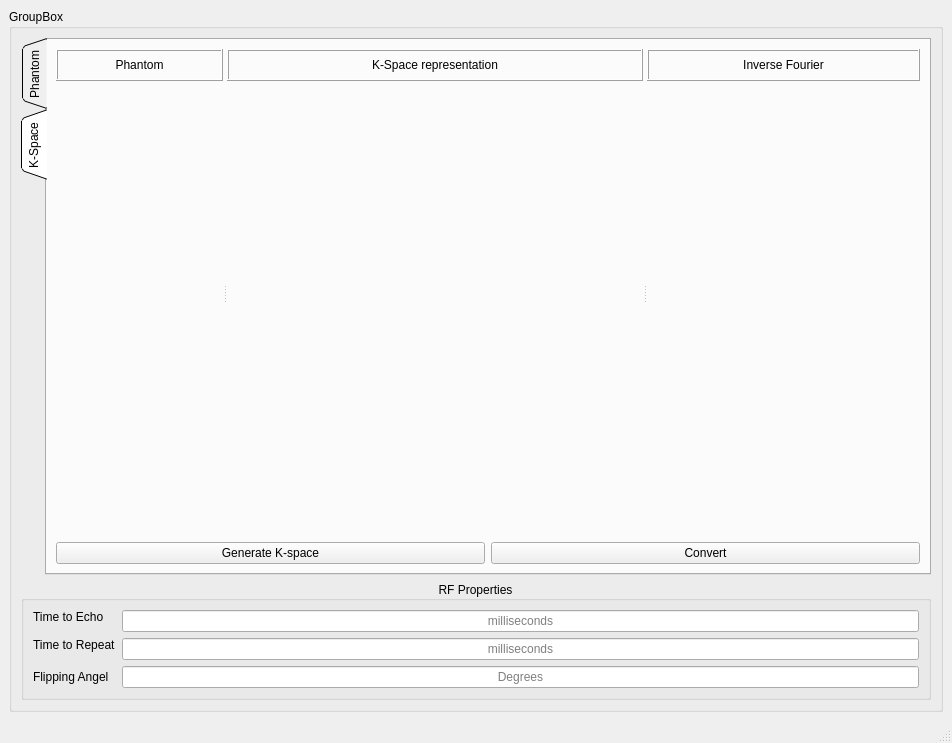
sbme-tutorials/task2-team-2, file Task (3)/MRI_Simulator.ui: the form before one commit.
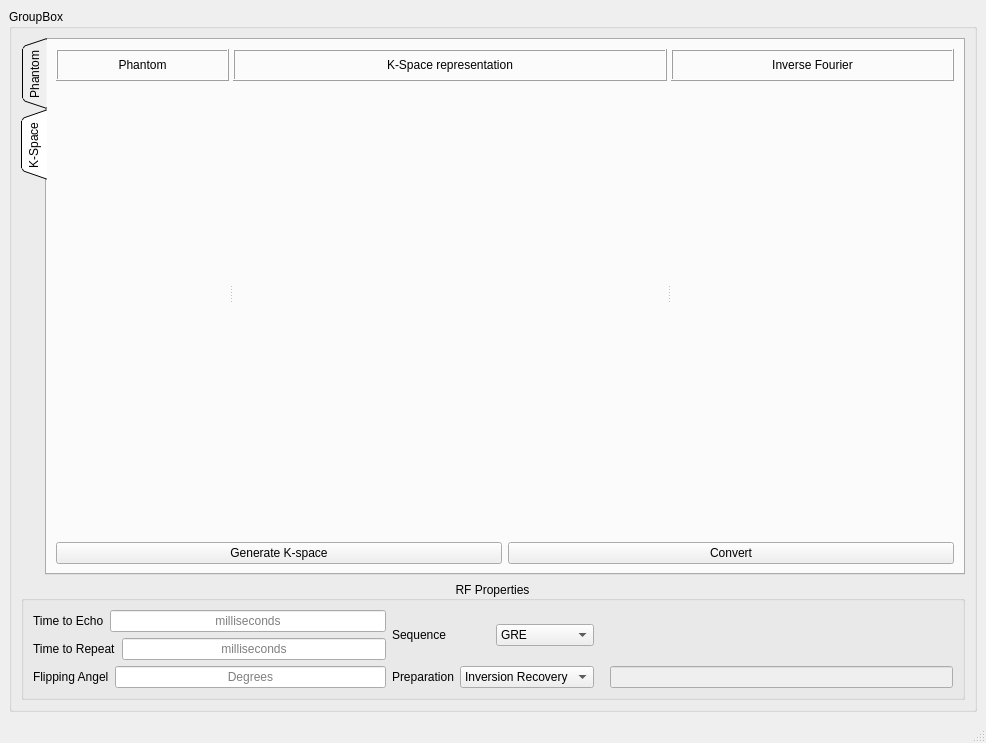
The form after the commit.

Commit message: Finished adding UI comboBoxes!

Diff of the .ui file:
```diff
--- a/Task (3)/MRI_Simulator.ui
+++ b/Task (3)/MRI_Simulator.ui
@@ -6,7 +6,7 @@
    <rect>
     <x>0</x>
     <y>0</y>
-    <width>952</width>
+    <width>986</width>
     <height>743</height>
    </rect>
   </property>
@@ -32,8 +32,8 @@
       <property name="title">
        <string>GroupBox</string>
       </property>
-      <layout class="QVBoxLayout" name="verticalLayout">
-       <item>
+      <layout class="QGridLayout" name="gridLayout_6">
+       <item row="0" column="0">
         <widget class="QTabWidget" name="tabWidget">
          <property name="tabPosition">
           <enum>QTabWidget::West</enum>
@@ -419,7 +419,7 @@
          </widget>
         </widget>
        </item>
-       <item>
+       <item row="1" column="0">
         <widget class="QGroupBox" name="groupBox_2">
          <property name="title">
           <string>RF Properties</string>
@@ -429,13 +429,15 @@
          </property>
          <layout class="QGridLayout" name="gridLayout_2">
           <item row="0" column="0">
+           <layout class="QHBoxLayout" name="horizontalLayout_4">
+            <item>
            <widget class="QLabel" name="label_4">
             <property name="text">
              <string>Time to Echo</string>
             </property>
            </widget>
           </item>
-          <item row="0" column="1" rowspan="2">
+            <item>
            <widget class="QLineEdit" name="lineEdit_2">
             <property name="text">
              <string/>
@@ -448,14 +450,48 @@
             </property>
            </widget>
           </item>
-          <item row="1" column="0" rowspan="2">
+           </layout>
+          </item>
+          <item row="0" column="1" rowspan="2">
+           <layout class="QHBoxLayout" name="horizontalLayout_3">
+            <item>
+             <widget class="QLabel" name="label_16">
+              <property name="text">
+               <string>Sequence</string>
+              </property>
+             </widget>
+            </item>
+            <item>
+             <widget class="QComboBox" name="comboBox_2">
+              <item>
+               <property name="text">
+                <string>GRE</string>
+               </property>
+              </item>
+              <item>
+               <property name="text">
+                <string>SSFP</string>
+               </property>
+              </item>
+              <item>
+               <property name="text">
+                <string>SE</string>
+               </property>
+              </item>
+             </widget>
+            </item>
+           </layout>
+          </item>
+          <item row="1" column="0">
+           <layout class="QHBoxLayout" name="horizontalLayout_5">
+            <item>
            <widget class="QLabel" name="label_5">
             <property name="text">
              <string>Time to Repeat</string>
             </property>
            </widget>
           </item>
-          <item row="2" column="1">
+            <item>
            <widget class="QLineEdit" name="lineEdit_3">
             <property name="alignment">
              <set>Qt::AlignCenter</set>
@@ -465,14 +501,18 @@
             </property>
            </widget>
           </item>
-          <item row="3" column="0">
+           </layout>
+          </item>
+          <item row="2" column="0">
+           <layout class="QHBoxLayout" name="horizontalLayout_6">
+            <item>
            <widget class="QLabel" name="label_6">
             <property name="text">
              <string>Flipping Angel</string>
             </property>
            </widget>
           </item>
-          <item row="3" column="1">
+            <item>
            <widget class="QLineEdit" name="lineEdit_4">
             <property name="alignment">
              <set>Qt::AlignCenter</set>
@@ -483,6 +523,56 @@
            </widget>
           </item>
          </layout>
+          </item>
+          <item row="2" column="1">
+           <layout class="QHBoxLayout" name="horizontalLayout_2">
+            <item>
+             <widget class="QLabel" name="label_15">
+              <property name="text">
+               <string>Preparation</string>
+              </property>
+             </widget>
+            </item>
+            <item>
+             <widget class="QComboBox" name="comboBox_3">
+              <item>
+               <property name="text">
+                <string>Inversion Recovery</string>
+               </property>
+              </item>
+              <item>
+               <property name="text">
+                <string>T2 Prep</string>
+               </property>
+              </item>
+              <item>
+               <property name="text">
+                <string>Tagging</string>
+               </property>
+              </item>
+             </widget>
+            </item>
+           </layout>
+          </item>
+          <item row="2" column="2">
+           <layout class="QHBoxLayout" name="horizontalLayout">
+            <item>
+             <widget class="QLabel" name="preparation_label">
+              <property name="text">
+               <string> </string>
+              </property>
+             </widget>
+            </item>
+            <item>
+             <widget class="QLineEdit" name="preparation_lineEdit">
+              <property name="enabled">
+               <bool>false</bool>
+              </property>
+             </widget>
+            </item>
+           </layout>
+          </item>
+         </layout>
         </widget>
        </item>
       </layout>
```
Left out of the diff: 2 changed lines with no effect on the pictures. Lines whose indentation alone changed are shown as unchanged. The commit also changes 4 other files.
